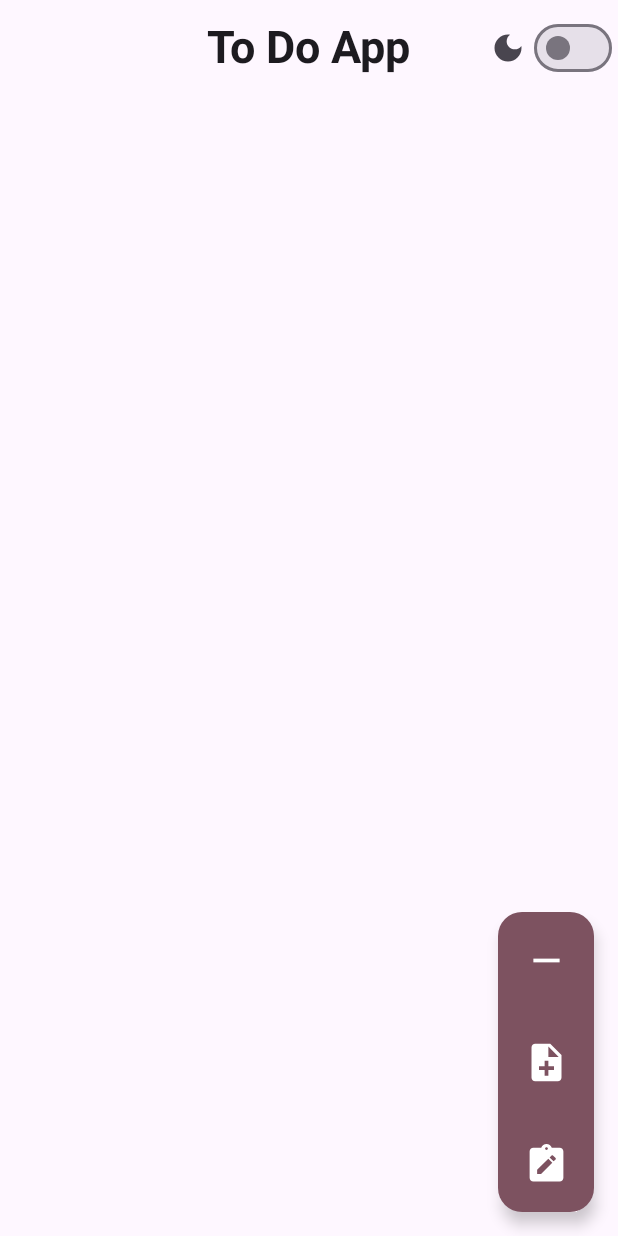
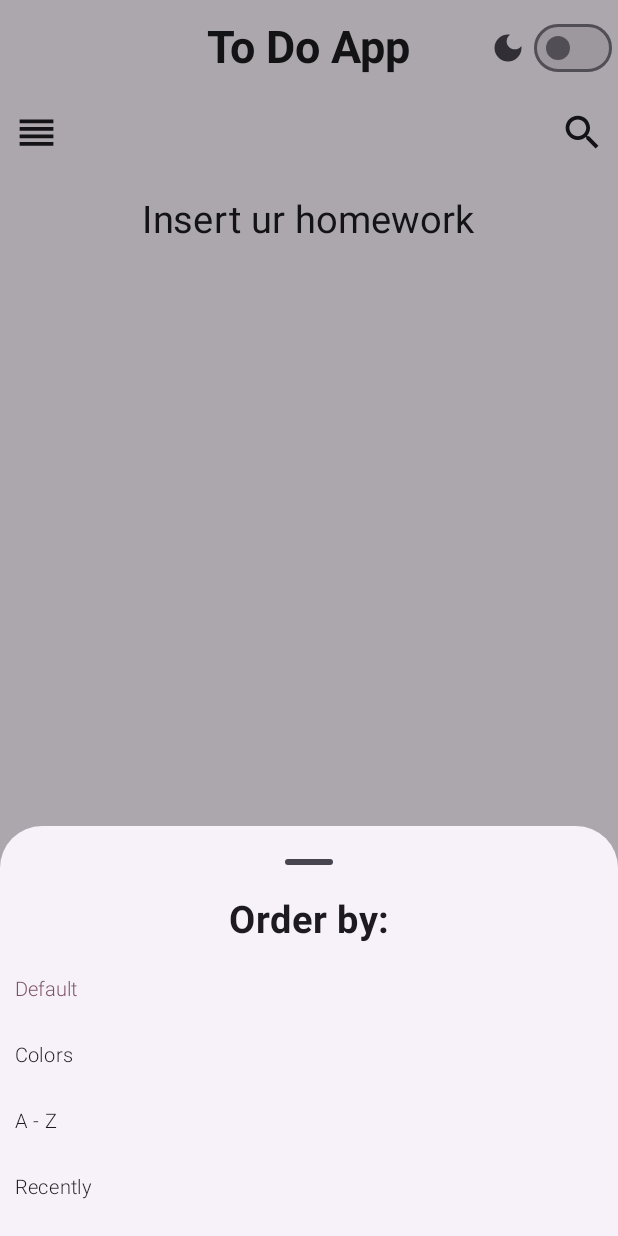
Before and after one commit to Mictlanti/ToDoAppCompose, an Android app built with Jetpack Compose: the screen it shows after launch (MainActivity), after a tap on "Add Note", on a phone screen of 412 x 824 dp. Run offline under Robolectric (Android 15) with nearby library versions, the phone set to English and light mode, and no system bars; our stand-ins replace Dagger/Hilt's generated code, Room's generated code; 3 statements that could not run were skipped.

Commit message:
Added Reorder and Search options

```diff
--- a/app/src/main/java/com/horizon/todoappgit/components/HomeComponents.kt
+++ b/app/src/main/java/com/horizon/todoappgit/components/HomeComponents.kt
@@ -1,10 +1,9 @@
 package com.horizon.todoappgit.components
 
 import androidx.compose.animation.AnimatedVisibility
-import androidx.compose.animation.fadeIn
-import androidx.compose.animation.fadeOut
 import androidx.compose.animation.scaleIn
 import androidx.compose.animation.scaleOut
+import androidx.compose.foundation.clickable
 import androidx.compose.foundation.layout.Arrangement
 import androidx.compose.foundation.layout.Column
 import androidx.compose.foundation.layout.Row
@@ -15,14 +14,14 @@ import androidx.compose.foundation.layout.size
 import androidx.compose.foundation.layout.width
 import androidx.compose.material.icons.Icons
 import androidx.compose.material.icons.automirrored.filled.ArrowBackIos
-import androidx.compose.material.icons.automirrored.filled.NoteAdd
 import androidx.compose.material.icons.filled.Add
+import androidx.compose.material.icons.filled.Close
 import androidx.compose.material.icons.filled.DarkMode
 import androidx.compose.material.icons.filled.Done
 import androidx.compose.material.icons.filled.Edit
 import androidx.compose.material.icons.filled.LightMode
-import androidx.compose.material.icons.filled.NoteAlt
-import androidx.compose.material.icons.filled.Remove
+import androidx.compose.material.icons.filled.Reorder
+import androidx.compose.material.icons.filled.Search
 import androidx.compose.material3.CardDefaults
 import androidx.compose.material3.CenterAlignedTopAppBar
 import androidx.compose.material3.ElevatedCard
@@ -31,12 +30,13 @@ import androidx.compose.material3.FloatingActionButton
 import androidx.compose.material3.Icon
 import androidx.compose.material3.IconButton
 import androidx.compose.material3.MaterialTheme
+import androidx.compose.material3.ModalBottomSheet
 import androidx.compose.material3.Switch
+import androidx.compose.material3.Text
+import androidx.compose.material3.TextField
 import androidx.compose.runtime.Composable
 import androidx.compose.runtime.collectAsState
 import androidx.compose.runtime.getValue
-import androidx.compose.runtime.mutableStateOf
-import androidx.compose.runtime.remember
 import androidx.compose.ui.Alignment
 import androidx.compose.ui.Modifier
 import androidx.compose.ui.graphics.Color
@@ -46,6 +46,7 @@ import androidx.compose.ui.unit.dp
 import androidx.compose.ui.unit.sp
 import androidx.navigation.NavController
 import com.horizon.todoappgit.data.HomeworkState
+import com.horizon.todoappgit.data.ToDoState
 import com.horizon.todoappgit.navigation.AppScreens
 import com.horizon.todoappgit.ui.theme.onPrimaryDark
 import com.horizon.todoappgit.ui.theme.onPrimaryDarkOther1
@@ -140,41 +141,12 @@ fun TopAppBarHome(
 
 @Composable
 fun FloatingActionBtnHome(navController: NavController) {
-
-    val action = remember { mutableStateOf(false) }
-
-    AnimatedVisibility(
-        action.value,
-        enter = scaleIn(),
-        exit = scaleOut()
+    FloatingActionButton(
+        onClick = { navController.navigate(AppScreens.AddNoteView.route) },
+        containerColor = MaterialTheme.colorScheme.tertiary
     ) {
-        FloatingActionButton(
-            onClick = { },
-            containerColor = MaterialTheme.colorScheme.tertiary
-        ) {
-            Column(
-                modifier = Modifier.padding(8.dp),
-                horizontalAlignment = Alignment.CenterHorizontally,
-                verticalArrangement = Arrangement.spacedBy(20.dp)
-            ) {
-                IconFloating(Icons.Default.Remove) { action.value = false }
-                IconFloating(Icons.AutoMirrored.Filled.NoteAdd) {
-                    navController.navigate(AppScreens.AddNoteView.route)
-                }
-                IconFloating(Icons.Default.NoteAlt) { }
-            }
-        }
-    }
-    AnimatedVisibility(
-        !action.value,
-        enter = fadeIn(),
-        exit = fadeOut()
-    ) {
-        FloatingActionButton(
-            onClick = { action.value = true },
-            containerColor = MaterialTheme.colorScheme.tertiary
-        ) {
-            IconFloating(Icons.Default.Add) { action.value = true }
+        IconFloating(Icons.Default.Add) {
+            navController.navigate(AppScreens.AddNoteView.route)
         }
     }
 }
@@ -184,9 +156,10 @@ fun IconFloating(
     imageVector: ImageVector,
     size: Dp = 30.dp,
     tint: Color = MaterialTheme.colorScheme.onTertiary,
+    modifier: Modifier = Modifier,
     onClick: () -> Unit = {}
 ) {
-    IconButton(onClick = onClick) {
+    IconButton(onClick = onClick, modifier) {
         Icon(
             imageVector,
             "Add Note",
@@ -210,7 +183,8 @@ fun CardNotes(
     ElevatedCard(
         onClick = { openModal() },
         modifier = Modifier
-            .fillMaxWidth(),
+            .fillMaxWidth()
+            .padding(horizontal = 12.dp),
         shape = MaterialTheme.shapes.large,
         colors = CardDefaults.cardColors(containerColor = colorCards(homeWorkState.color))
     ) {
@@ -275,3 +249,91 @@ fun colorTextCards(value: Int): Color {
         else -> onPrimaryDark
     }
 }
+
+@Composable
+fun ReorderOrSearch(
+    onSearch: Boolean,
+    searchQuery: String,
+    onValueChange: (String) -> Unit,
+    orderByClick: () -> Unit,
+    onClickSearch: () -> Unit,
+    onDismiss: () -> Unit
+) {
+    Row(
+        modifier = Modifier
+            .fillMaxWidth(),
+        horizontalArrangement = Arrangement.SpaceBetween
+    ) {
+        if (!onSearch) {
+            IconFloating(
+                Icons.Default.Reorder,
+                tint = MaterialTheme.colorScheme.onBackground
+            ) { orderByClick() }
+        } else {
+            TextField(
+                searchQuery,
+                onValueChange = { onValueChange(it) },
+                modifier = Modifier.weight(3f),
+                leadingIcon = { Icon(Icons.Default.Search, "Search") },
+                trailingIcon = {
+                    IconButton(
+                        onClick = { onDismiss() }
+                    ) {
+                        Icon(Icons.Default.Close, "Close")
+                    }
+                },
+                label = { Text("Search Note") }
+            )
+        }
+        if(!onSearch){
+            IconFloating(
+                Icons.Default.Search,
+                tint = MaterialTheme.colorScheme.onBackground
+            ) { onClickSearch() }
+        }
+    }
+}
+
+@OptIn(ExperimentalMaterial3Api::class)
+@Composable
+fun ModalBtnOrderBy(
+    orderBy: Boolean,
+    state: ToDoState,
+    viewModel: ToDoViewModel,
+    onDismiss: () -> Unit
+) {
+
+    val optionsToOrder = listOf(
+        "Default",
+        //"created date",
+        "Colors",
+        "A - Z",
+        "Recently"
+    )
+
+    if (orderBy) {
+        ModalBottomSheet(onDismiss) {
+            Column(
+                modifier = Modifier
+                    .fillMaxWidth()
+                    .padding(horizontal = 10.dp)
+                    .padding(top = 0.dp, bottom = 20.dp),
+                verticalArrangement = Arrangement.spacedBy(20.dp, Alignment.CenterVertically)
+            ) {
+                HeadLineLarge(
+                    "Order by:",
+                    fontSize = 25.sp,
+                    modifier = Modifier.align(Alignment.CenterHorizontally)
+                )
+                optionsToOrder.forEachIndexed { index, s ->
+                    BodyMedium(
+                        s,
+                        fontSize = 13.sp,
+                        color = if (index == state.orderBy) MaterialTheme.colorScheme.tertiary else MaterialTheme.colorScheme.onBackground,
+                        modifier = Modifier.clickable { viewModel.sortedBy(index) }
+                    )
+                }
+            }
+        }
+    }
+}
--- a/app/src/main/java/com/horizon/todoappgit/data/ToDoState.kt
+++ b/app/src/main/java/com/horizon/todoappgit/data/ToDoState.kt
@@ -6,5 +6,6 @@ data class ToDoState(
     val body: String = "",
     val colorCard: Int = 0,
     val listHomeWork: List<HomeworkState> = emptyList(),
-    val darkTheme : Boolean = false
+    val darkTheme : Boolean = false,
+    val orderBy: Int = 0
 )
--- a/app/src/main/java/com/horizon/todoappgit/views/HomeView.kt
+++ b/app/src/main/java/com/horizon/todoappgit/views/HomeView.kt
@@ -3,11 +3,14 @@ package com.horizon.todoappgit.views
 import androidx.compose.foundation.background
 import androidx.compose.foundation.layout.Arrangement
 import androidx.compose.foundation.layout.Column
+import androidx.compose.foundation.layout.ExperimentalLayoutApi
 import androidx.compose.foundation.layout.PaddingValues
 import androidx.compose.foundation.layout.Spacer
+import androidx.compose.foundation.layout.WindowInsets
 import androidx.compose.foundation.layout.fillMaxSize
 import androidx.compose.foundation.layout.fillMaxWidth
 import androidx.compose.foundation.layout.height
+import androidx.compose.foundation.layout.isImeVisible
 import androidx.compose.foundation.layout.padding
 import androidx.compose.foundation.lazy.LazyColumn
 import androidx.compose.foundation.lazy.itemsIndexed
@@ -28,15 +31,15 @@ import androidx.compose.ui.Alignment
 import androidx.compose.ui.Modifier
 import androidx.compose.ui.graphics.Color
 import androidx.compose.ui.unit.dp
-import androidx.lifecycle.viewmodel.compose.viewModel
 import androidx.navigation.NavController
 import com.horizon.todoappgit.components.BodyLarge
 import com.horizon.todoappgit.components.BodyMedium
 import com.horizon.todoappgit.components.CardNotes
 import com.horizon.todoappgit.components.FloatingActionBtnHome
+import com.horizon.todoappgit.components.ModalBtnOrderBy
+import com.horizon.todoappgit.components.ReorderOrSearch
 import com.horizon.todoappgit.components.TopAppBarHome
 import com.horizon.todoappgit.components.colorCards
-import com.horizon.todoappgit.components.colorTextCards
 import com.horizon.todoappgit.data.ToDoState
 import com.horizon.todoappgit.navigation.AppScreens
 import com.horizon.todoappgit.viewmodel.ToDoViewModel
@@ -47,9 +50,14 @@ fun HomeViewRoute(viewModel: ToDoViewModel, navController: NavController) {
     val state by viewModel.state.collectAsState()
     val showData = remember { mutableStateOf(false) }
     val idDoc = remember { mutableIntStateOf(0) }
+    val orderBy = remember { mutableStateOf(false) }
 
     ModalBtnData(showData.value, viewModel, state, idDoc.intValue, navController) {
         showData.value = false
+    }
+
+    ModalBtnOrderBy(orderBy.value, state, viewModel) {
+        orderBy.value = false
     }
 
     Scaffold(
@@ -61,33 +69,57 @@ fun HomeViewRoute(viewModel: ToDoViewModel, navController: NavController) {
         LazyHomeView(
             pad,
             state,
-            onClickCad = { index -> navController.navigate(AppScreens.EditNote.widthId(index)) }
-        ) {
-            idDoc.intValue = it
-            showData.value = true
-        }
+            viewModel,
+            onClickCad = { index -> navController.navigate(AppScreens.EditNote.widthId(index)) },
+            openModal = {
+                idDoc.intValue = it
+                showData.value = true
+            },
+            orderByClick = { orderBy.value = true }
+        )
     }
 }
 
+@OptIn(ExperimentalLayoutApi::class)
 @Composable
 private fun LazyHomeView(
     pad: PaddingValues,
     state: ToDoState,
+    viewmodel: ToDoViewModel,
     onClickCad: (Int) -> Unit,
-    openModal: (Int) -> Unit
+    openModal: (Int) -> Unit,
+    orderByClick: () -> Unit
 ) {
+
+    val searchQuery = remember { mutableStateOf("") }
+    val onSearch = remember { mutableStateOf(false) }
+    val filteredNote = viewmodel.listSearchQuery(searchQuery.value)
+    val imeVisible = WindowInsets.isImeVisible
+
     LazyColumn(
         modifier = Modifier
             .fillMaxSize()
-            .padding(pad)
-            .padding(12.dp),
+            .padding(pad),
         horizontalAlignment = Alignment.CenterHorizontally,
         verticalArrangement = Arrangement.spacedBy(20.dp)
     ) {
-        itemsIndexed(state.listHomeWork) { _, s ->
+        item {
+            ReorderOrSearch(
+                onSearch.value,
+                searchQuery.value,
+                onValueChange = { searchQuery.value = it },
+                orderByClick = orderByClick,
+                onClickSearch = { onSearch.value = true },
+                onDismiss = { onSearch.value = false }
+            )
+        }
+        item {
             if (state.listHomeWork.isEmpty()) {
                 BodyLarge("Insert ur homework")
-            } else {
+            }
+        }
+        if (!onSearch.value) {
+            itemsIndexed(state.listHomeWork) { _, s ->
                 CardNotes(
                     s.title,
                     s.body,
@@ -98,6 +130,23 @@ private fun LazyHomeView(
                     modifier = Modifier
                         .height(2.dp)
                         .background(Color.Gray.copy(alpha = .2f))
+                        .padding(horizontal = 12.dp)
+                )
+            }
+        }
+        if (onSearch.value) {
+            itemsIndexed(filteredNote) { _, s ->
+                CardNotes(
+                    s.title,
+                    s.body,
+                    s,
+                    onClickEdit = { onClickCad(s.id) }) { openModal(s.id) }
+                Spacer(Modifier.height(20.dp))
+                HorizontalDivider(
+                    modifier = Modifier
+                        .height(2.dp)
+                        .background(Color.Gray.copy(alpha = .2f))
+                        .padding(horizontal = 12.dp)
                 )
             }
         }
@@ -140,7 +189,7 @@ private fun ModalBtnData(
             },
             containerColor = colorCards(state.colorCard)
         ) {
-            when(showView.value) {
+            when (showView.value) {
                 true -> {
                     Column(
                         modifier = Modifier
@@ -151,6 +200,7 @@ private fun ModalBtnData(
                         BodyMedium(state.body)
                     }
                 }
+
                 false -> ErrorView(navController)
             }
         }
```
Also changed, not shown: app/src/main/java/com/horizon/todoappgit/viewmodel/ToDoViewModel.kt (+88 -3 lines).
